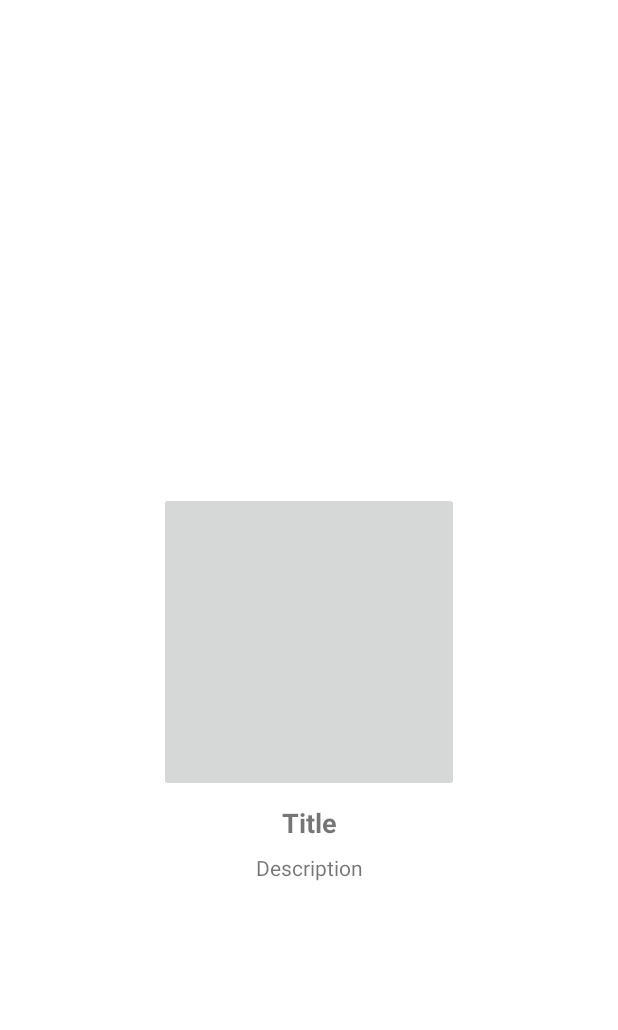
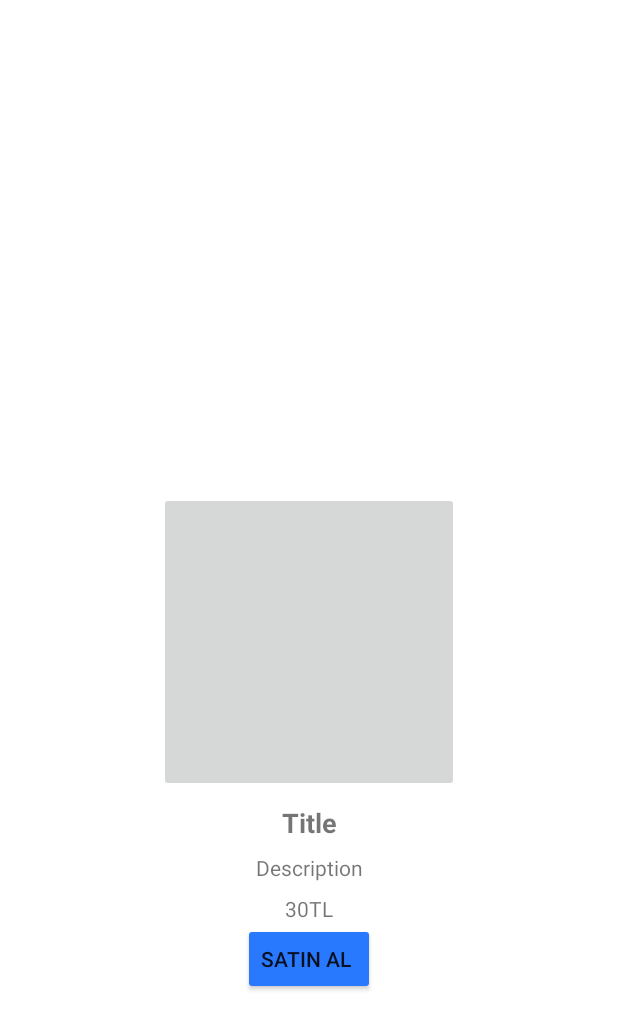
Before and after one commit to AliGurkanTore98/AG-sTORE, an Android app: the layout dashboard_items_row.xml on its own in the app's theme, with its tools: preview values and no code run, on a phone screen of 412 x 824 dp. Shown: the top 1030 px of the screen. Run offline under Robolectric (Android 15) with nearby library versions, the phone set to English and light mode, and no system bars.

Commit message:
init commit!

```diff
--- a/app/src/main/java/com/codingurkan/ag_store/ui/fragments/gallery/GalleryDetailsAdapter.kt
+++ b/app/src/main/java/com/codingurkan/ag_store/adapter/GalleryDetailsAdapter.kt
@@ -1,8 +1,9 @@
-package com.codingurkan.ag_store.ui.fragments.gallery
+package com.codingurkan.ag_store.adapter
 
 
 import androidx.fragment.app.Fragment
 import androidx.viewpager2.adapter.FragmentStateAdapter
+import com.codingurkan.ag_store.ui.fragments.gallery.GalleryDetailsFragment
 
 class GalleryDetailsAdapter(fragment : Fragment) : FragmentStateAdapter(fragment) {
     override fun getItemCount(): Int {
--- a/app/src/main/java/com/codingurkan/ag_store/ui/fragments/dashboard/DashboardFragment.kt
+++ b/app/src/main/java/com/codingurkan/ag_store/ui/fragments/dashboard/DashboardFragment.kt
@@ -7,6 +7,7 @@ import android.view.View
 import android.view.ViewGroup
 import androidx.navigation.fragment.findNavController
 import androidx.viewpager2.widget.ViewPager2
+import com.codingurkan.ag_store.adapter.DashboardAdapter
 import com.codingurkan.ag_store.databinding.FragmentDashboardBinding
 import com.codingurkan.ag_store.util.PageLists
 
--- a/app/src/main/java/com/codingurkan/ag_store/ui/fragments/gallery/GalleryDetailsFragment.kt
+++ b/app/src/main/java/com/codingurkan/ag_store/ui/fragments/gallery/GalleryDetailsFragment.kt
@@ -5,9 +5,8 @@ import androidx.fragment.app.Fragment
 import android.view.LayoutInflater
 import android.view.View
 import android.view.ViewGroup
-import com.codingurkan.ag_store.R
 import com.codingurkan.ag_store.databinding.FragmentGalleryDetailsBinding
-import com.codingurkan.ag_store.ui.fragments.dashboard.DashboardAdapter
+import com.codingurkan.ag_store.adapter.DashboardAdapter
 import com.codingurkan.ag_store.util.PageLists
 
 class GalleryDetailsFragment : Fragment() {
--- /dev/null
+++ b/app/src/main/java/com/codingurkan/ag_store/ui/fragments/gallery/GalleryDetailsViewModel.kt
@@ -0,0 +1,6 @@
+package com.codingurkan.ag_store.ui.fragments.gallery
+
+import androidx.lifecycle.ViewModel
+
+class GalleryDetailsViewModel : ViewModel() {
+}
--- a/app/src/main/java/com/codingurkan/ag_store/ui/fragments/gallery/GalleryFragment.kt
+++ b/app/src/main/java/com/codingurkan/ag_store/ui/fragments/gallery/GalleryFragment.kt
@@ -1,12 +1,11 @@
 package com.codingurkan.ag_store.ui.fragments.gallery
 
-import android.icu.text.Transliterator
 import android.os.Bundle
 import androidx.fragment.app.Fragment
 import android.view.LayoutInflater
 import android.view.View
 import android.view.ViewGroup
-import com.codingurkan.ag_store.R
+import com.codingurkan.ag_store.adapter.GalleryDetailsAdapter
 import com.codingurkan.ag_store.databinding.FragmentGalleryBinding
 import com.google.android.material.tabs.TabLayoutMediator
 
--- a/app/src/main/res/layout/dashboard_items_row.xml
+++ b/app/src/main/res/layout/dashboard_items_row.xml
@@ -38,4 +38,26 @@
         app:layout_constraintTop_toBottomOf="@+id/titleTv"
         tools:text ="Description"/>
 
+    <androidx.appcompat.widget.AppCompatTextView
+        android:id="@+id/priceTv"
+        android:layout_width="wrap_content"
+        android:layout_height="wrap_content"
+        android:layout_marginTop="8dp"
+        android:gravity="center"
+        app:layout_constraintEnd_toEndOf="parent"
+        app:layout_constraintStart_toStartOf="parent"
+        app:layout_constraintTop_toBottomOf="@+id/descTv"
+        tools:text ="30TL"/>
+
+    <androidx.appcompat.widget.AppCompatButton
+        android:id="@+id/buyButton"
+        android:layout_width="wrap_content"
+        android:layout_height="wrap_content"
+        app:layout_constraintEnd_toEndOf="parent"
+        app:layout_constraintStart_toStartOf="parent"
+        app:layout_constraintTop_toBottomOf="@+id/priceTv"
+        android:text="Satın Al"
+        android:backgroundTint="@color/md_blue_A400"
+        android:gravity="center_vertical"/>
+
 </androidx.constraintlayout.widget.ConstraintLayout>
```
Also changed, not shown: app/src/main/java/com/codingurkan/ag_store/adapter/DashboardAdapter.kt (renamed from app/src/main/java/com/codingurkan/ag_store/ui/fragments/dashboard/DashboardAdapter.kt, +6 -2 lines), app/src/main/java/com/codingurkan/ag_store/model/DataItem.kt (+4 -3 lines), app/src/main/java/com/codingurkan/ag_store/ui/fragments/gallery/BasketFragment.kt (added, +26 -0 lines), app/src/main/java/com/codingurkan/ag_store/util/PageLists.kt (+10 -10 lines), app/src/main/res/layout/fragment_basket.xml (added, +14 -0 lines).
